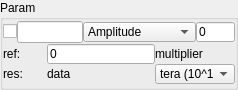
Qt form estim.ui (anatoltrush/OscillO) before a commit.
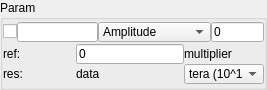
The same form after that commit.

```diff
--- a/estim.ui
+++ b/estim.ui
@@ -6,7 +6,7 @@
    <rect>
     <x>0</x>
     <y>0</y>
-    <width>238</width>
+    <width>267</width>
     <height>90</height>
    </rect>
   </property>
@@ -60,7 +60,14 @@
          </widget>
         </item>
         <item>
-         <widget class="QLineEdit" name="lEKoeff"/>
+         <widget class="QLineEdit" name="lEKoeff">
+          <property name="maximumSize">
+           <size>
+            <width>16777215</width>
+            <height>20</height>
+           </size>
+          </property>
+         </widget>
         </item>
         <item>
          <widget class="QComboBox" name="cBEstType">
```
